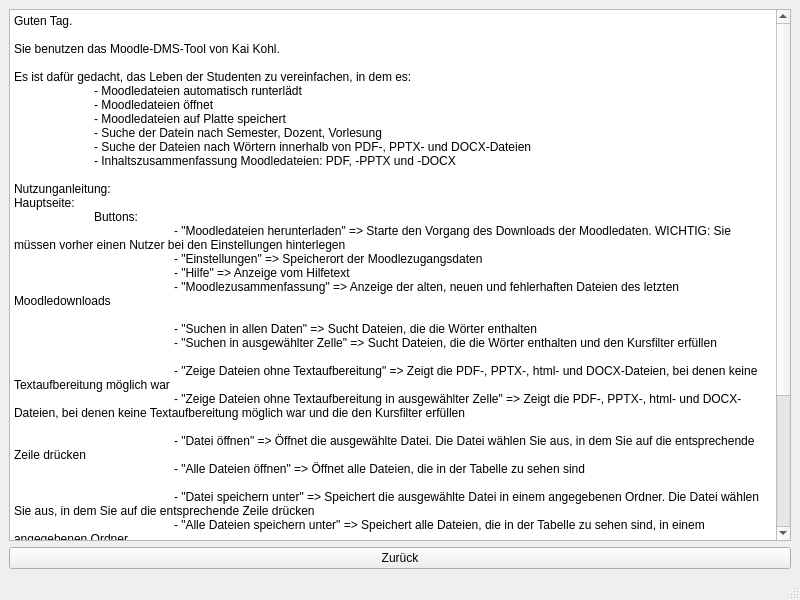
Above: GUI/Help.ui from kkohl7/HTW-Moodle-DMS before the change. Below: the same form after it.
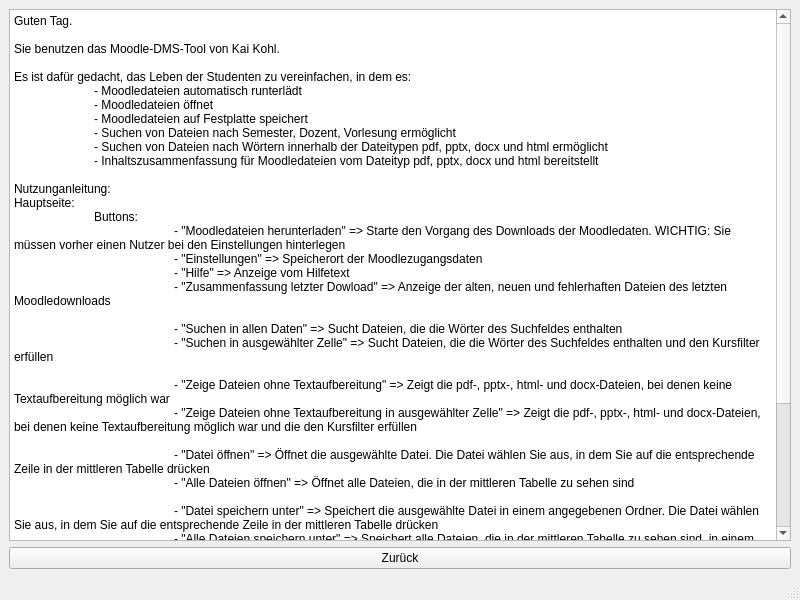
That is the form after the change.

Commit message: Help Rechtschreibfehlerkorrektur

```diff
--- a/GUI/Help.ui
+++ b/GUI/Help.ui
@@ -25,10 +25,10 @@
 Es ist dafür gedacht, das Leben der Studenten zu vereinfachen, in dem es:
 	- Moodledateien automatisch runterlädt
 	- Moodledateien öffnet
-	- Moodledateien auf Platte speichert
-	- Suche der Datein nach Semester, Dozent, Vorlesung
-	- Suche der Dateien nach Wörtern innerhalb von PDF-, PPTX- und DOCX-Dateien
-	- Inhaltszusammenfassung Moodledateien: PDF, -PPTX und -DOCX
+	- Moodledateien auf Festplatte speichert
+	- Suchen von Dateien nach Semester, Dozent, Vorlesung ermöglicht
+	- Suchen von Dateien nach Wörtern innerhalb der Dateitypen pdf, pptx, docx und html ermöglicht
+	- Inhaltszusammenfassung für Moodledateien vom Dateityp pdf, pptx, docx und html bereitstellt
 	
 Nutzunganleitung:
 Hauptseite:
@@ -36,25 +36,24 @@
 		- &quot;Moodledateien herunterladen&quot; =&gt; Starte den Vorgang des Downloads der Moodledaten. WICHTIG: Sie müssen vorher einen Nutzer bei den Einstellungen hinterlegen
 		- &quot;Einstellungen&quot; =&gt; Speicherort der Moodlezugangsdaten
 		- &quot;Hilfe&quot; =&gt; Anzeige vom Hilfetext
-		- &quot;Moodlezusammenfassung&quot; =&gt; Anzeige der alten, neuen und fehlerhaften Dateien des letzten Moodledownloads 
+		- &quot;Zusammenfassung letzter Dowload&quot; =&gt; Anzeige der alten, neuen und fehlerhaften Dateien des letzten Moodledownloads 
 		
-		- &quot;Suchen in allen Daten&quot; =&gt; Sucht Dateien, die die Wörter enthalten
-		- &quot;Suchen in ausgewählter Zelle&quot; =&gt; Sucht Dateien, die die Wörter enthalten und den Kursfilter erfüllen
+		- &quot;Suchen in allen Daten&quot; =&gt; Sucht Dateien, die die Wörter des Suchfeldes enthalten
+		- &quot;Suchen in ausgewählter Zelle&quot; =&gt; Sucht Dateien, die die Wörter des Suchfeldes enthalten und den Kursfilter erfüllen
 		
-		- &quot;Zeige Dateien ohne Textaufbereitung&quot; =&gt; Zeigt die PDF-, PPTX-, html- und DOCX-Dateien, bei denen keine Textaufbereitung möglich war
-		- &quot;Zeige Dateien ohne Textaufbereitung in ausgewählter Zelle&quot; =&gt; Zeigt die PDF-, PPTX-, html- und DOCX-Dateien, bei denen keine Textaufbereitung möglich war und die den Kursfilter erfüllen
+		- &quot;Zeige Dateien ohne Textaufbereitung&quot; =&gt; Zeigt die pdf-, pptx-, html- und docx-Dateien, bei denen keine Textaufbereitung möglich war
+		- &quot;Zeige Dateien ohne Textaufbereitung in ausgewählter Zelle&quot; =&gt; Zeigt die pdf-, pptx-, html- und docx-Dateien, bei denen keine Textaufbereitung möglich war und die den Kursfilter erfüllen
 		
-		- &quot;Datei öffnen&quot; =&gt; Öffnet die ausgewählte Datei. Die Datei wählen Sie aus, in dem Sie auf die entsprechende Zeile drücken
-		- &quot;Alle Dateien öffnen&quot; =&gt; Öffnet alle Dateien, die in der Tabelle zu sehen sind
+		- &quot;Datei öffnen&quot; =&gt; Öffnet die ausgewählte Datei. Die Datei wählen Sie aus, in dem Sie auf die entsprechende Zeile in der mittleren Tabelle drücken
+		- &quot;Alle Dateien öffnen&quot; =&gt; Öffnet alle Dateien, die in der mittleren Tabelle zu sehen sind
 		
-		- &quot;Datei speichern unter&quot; =&gt; Speichert die ausgewählte Datei in einem angegebenen Ordner. Die Datei wählen Sie aus, in dem Sie auf die entsprechende Zeile drücken
-		- &quot;Alle Dateien speichern unter&quot; =&gt; Speichert alle Dateien, die in der Tabelle zu sehen sind, in einem angegebenen Ordner
+		- &quot;Datei speichern unter&quot; =&gt; Speichert die ausgewählte Datei in einem angegebenen Ordner. Die Datei wählen Sie aus, in dem Sie auf die entsprechende Zeile in der mittleren Tabelle drücken
+		- &quot;Alle Dateien speichern unter&quot; =&gt; Speichert alle Dateien, die in der mittleren Tabelle zu sehen sind, in einem angegebenen Ordner
 		
 		- &quot;Schließen&quot; =&gt; Beendet das Programm
 	
 	Optionen für die Suche nach Dateien:
-		- Um die alle Dateien für eine Vorlesung, Dozent oder Semester zu erhalten, müssen Sie in der linken Tabelle auf die jeweilige Zelle mit der linken Maustaste drücken
-		- Um in Dateien nach bestimmten Wörtern zu suchen, geben Sie im Suchfeld ihre Suchbegriffe ein und drücken sie auf &quot;Suchen&quot;
+		- Um alle Dateien für eine Vorlesung, Dozent oder Semester zu erhalten, müssen Sie in der linken Tabelle auf die jeweilige Zelle mit der linken Maustaste drücken
 		
 		- Drücken auf &quot;Semester&quot; =&gt; Sortiert Kurse nach dem Semester
 		- Drücken auf &quot;Dozent&quot; =&gt; Sortiert Kurse nach dem Dozentennamen
```
